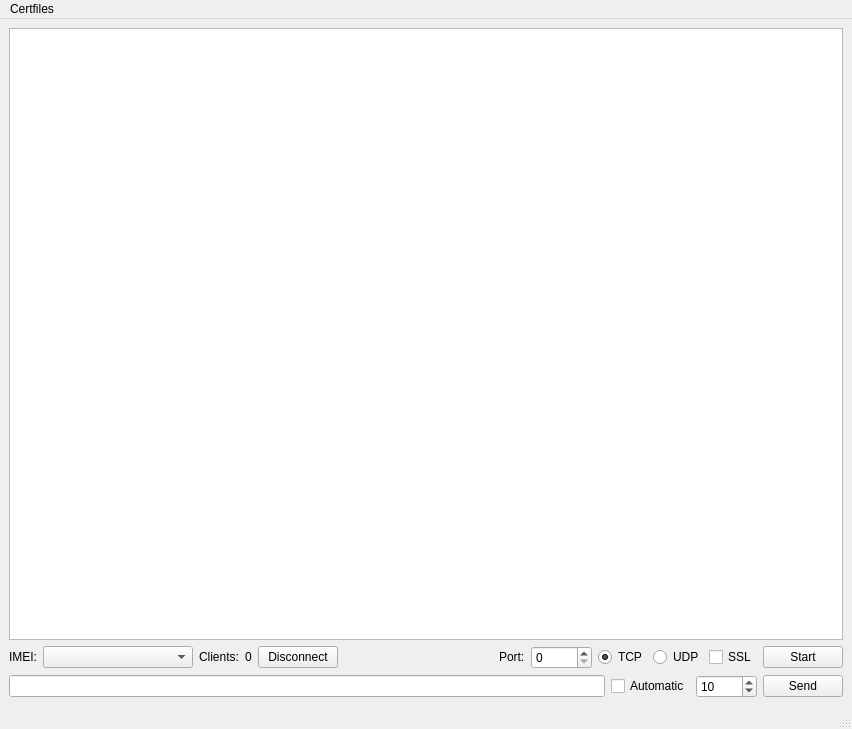
Old version of the form window.ui in the repository BabyZion/server_gain.
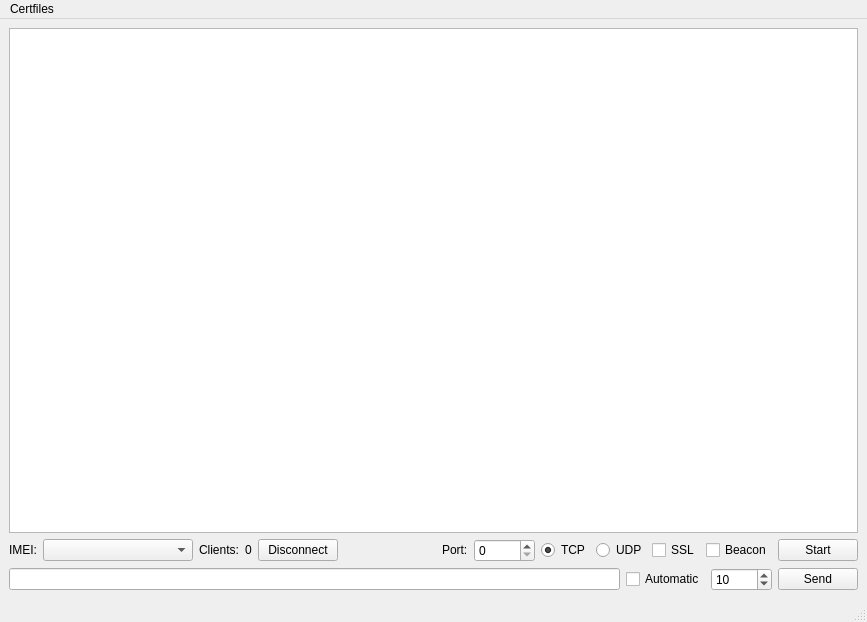
New version of the form.

Commit message: Initial implementation of beacon testing with one way of parsing beacon structure.

Diff of the .ui file:
```diff
--- a/window.ui
+++ b/window.ui
@@ -6,8 +6,8 @@
    <rect>
     <x>0</x>
     <y>0</y>
-    <width>852</width>
-    <height>729</height>
+    <width>867</width>
+    <height>622</height>
    </rect>
   </property>
   <property name="windowTitle">
@@ -229,6 +229,13 @@
         </property>
        </widget>
       </item>
+      <item>
+       <widget class="QCheckBox" name="checkBoxBeacon">
+        <property name="text">
+         <string>Beacon</string>
+        </property>
+       </widget>
+      </item>
       <item>
        <widget class="QPushButton" name="pushButtonStart">
         <property name="maximumSize">
@@ -291,7 +298,7 @@
     <rect>
      <x>0</x>
      <y>0</y>
-     <width>852</width>
+     <width>867</width>
      <height>22</height>
     </rect>
    </property>
```
The commit also changes 3 other files.
